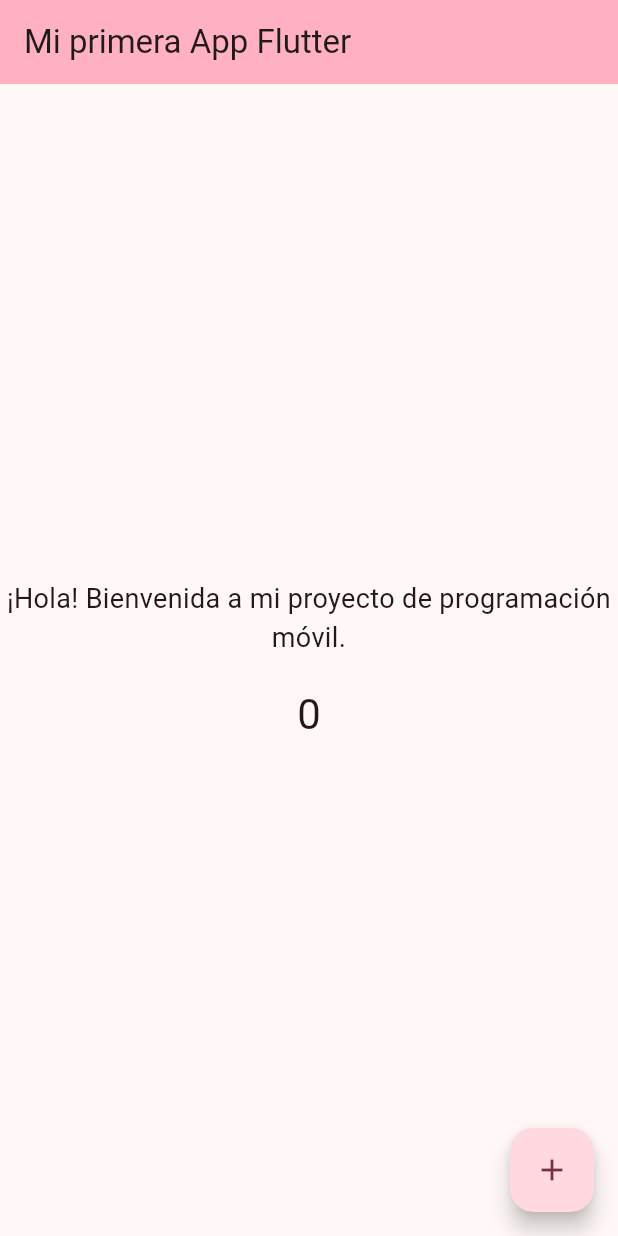
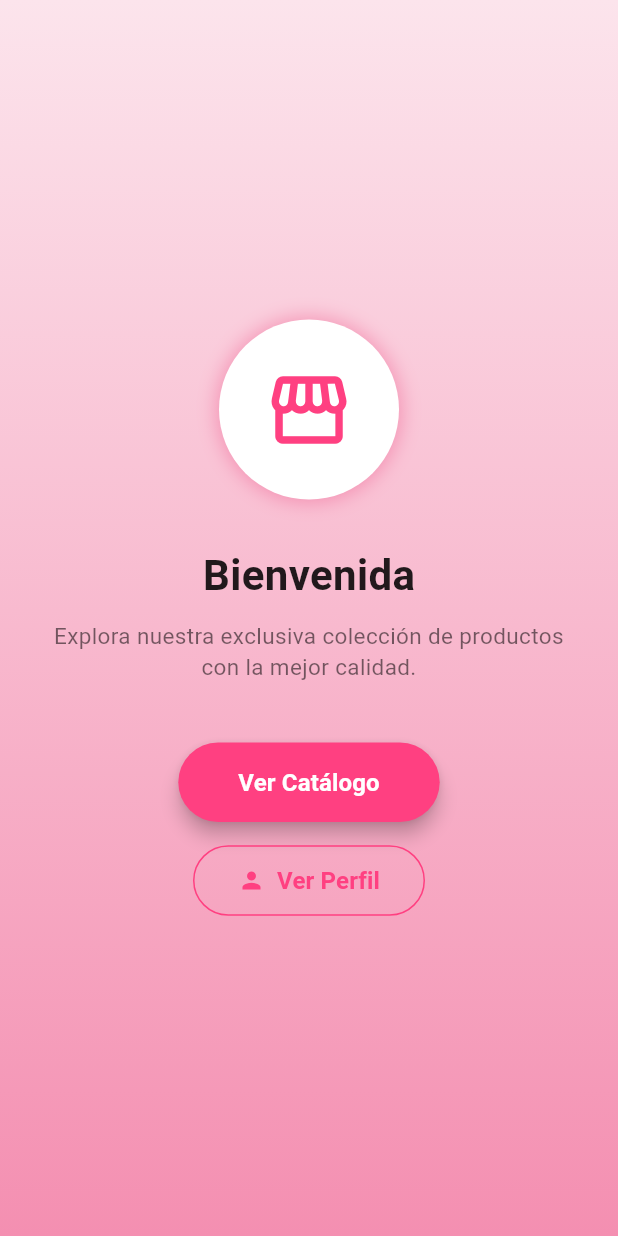
Before and after one commit to genesismartniez-collab/programacion_movil_proyecto, a Flutter app: the screen it shows after launch, on a phone screen of 412 x 824 dp. Run offline on Flutter 3.47's test engine with Material 3 defaults, Android fonts, the phone set to English and light mode, and no system bars.

Commit message:
Proyecto Programacion Movil terminado

```diff
--- a/lib/main.dart
+++ b/lib/main.dart
@@ -1,4 +1,5 @@
 import 'package:flutter/material.dart';
+import 'screens/home_screen.dart';
 
 void main() {
   runApp(const MyApp());
@@ -10,62 +11,13 @@
   @override
   Widget build(BuildContext context) {
     return MaterialApp(
-      title: 'Mi primera App Flutter',
+      debugShowCheckedModeBanner: false,
+      title: 'Catálogo App',
       theme: ThemeData(
         colorScheme: ColorScheme.fromSeed(seedColor: Colors.pinkAccent),
+        useMaterial3: true,
       ),
-      home: const MyHomePage(title: 'Mi primera App Flutter'),
+      home: const HomeScreen(),
     );
   }
 }
-
-class MyHomePage extends StatefulWidget {
-  const MyHomePage({super.key, required this.title});
-
-  final String title;
-
-  @override
-  State<MyHomePage> createState() => _MyHomePageState();
-}
-
-class _MyHomePageState extends State<MyHomePage> {
-  int _counter = 0;
-
-  void _incrementCounter() {
-    setState(() {
-      _counter++;
-    });
-  }
-
-  @override
-  Widget build(BuildContext context) {
-    return Scaffold(
-      appBar: AppBar(
-        backgroundColor: Theme.of(context).colorScheme.inversePrimary,
-        title: Text(widget.title),
-      ),
-      body: Center(
-        child: Column(
-          mainAxisAlignment: MainAxisAlignment.center,
-          children: <Widget>[
-            const Text(
-              '¡Hola! Bienvenida a mi proyecto de programación móvil.',
-              textAlign: TextAlign.center,
-              style: TextStyle(fontSize: 18),
-            ),
-            const SizedBox(height: 20),
-            Text(
-              '$_counter',
-              style: Theme.of(context).textTheme.headlineMedium,
-            ),
-          ],
-        ),
-      ),
-      floatingActionButton: FloatingActionButton(
-        onPressed: _incrementCounter,
-        tooltip: 'Increment',
-        child: const Icon(Icons.add),
-      ),
-    );
-  }
-}
--- /dev/null
+++ b/lib/screens/home_screen.dart
@@ -0,0 +1,123 @@
+import 'package:flutter/material.dart';
+import 'catalog_screen.dart';
+import 'profile_screen.dart';
+
+class HomeScreen extends StatelessWidget {
+  const HomeScreen({super.key});
+
+  @override
+  Widget build(BuildContext context) {
+    return Scaffold(
+      body: Container(
+        width: double.infinity,
+        decoration: BoxDecoration(
+          gradient: LinearGradient(
+            colors: [Colors.pink.shade50, Colors.pink.shade200],
+            begin: Alignment.topCenter,
+            end: Alignment.bottomCenter,
+          ),
+        ),
+        child: Padding(
+          padding: const EdgeInsets.all(24.0),
+          child: Column(
+            mainAxisAlignment: MainAxisAlignment.center,
+            children: [
+              Container(
+                height: 120,
+                width: 120,
+                decoration: BoxDecoration(
+                  color: Colors.white,
+                  shape: BoxShape.circle,
+                  boxShadow: [
+                    BoxShadow(
+                      color: Colors.pink.withOpacity(0.3),
+                      blurRadius: 10,
+                      spreadRadius: 2,
+                    ),
+                  ],
+                ),
+                child: const Icon(
+                  Icons.storefront,
+                  size: 60,
+                  color: Colors.pinkAccent,
+                ),
+              ),
+              const SizedBox(height: 30),
+              const Text(
+                'Bienvenida',
+                style: TextStyle(
+                  fontSize: 28,
+                  fontWeight: FontWeight.bold,
+                  color: Colors.black87,
+                ),
+              ),
+              const SizedBox(height: 10),
+              const Text(
+                'Explora nuestra exclusiva colección de productos con la mejor calidad.',
+                textAlign: TextAlign.center,
+                style: TextStyle(
+                  fontSize: 15,
+                  color: Colors.black54,
+                ),
+              ),
+              const SizedBox(height: 40),
+              ElevatedButton(
+                style: ElevatedButton.styleFrom(
+                  backgroundColor: Colors.pinkAccent,
+                  foregroundColor: Colors.white,
+                  padding: const EdgeInsets.symmetric(horizontal: 40, vertical: 15),
+                  shape: RoundedRectangleBorder(
+                    borderRadius: BorderRadius.circular(30),
+                  ),
+                  elevation: 5,
+                ),
+                onPressed: () {
+                  Navigator.push(
+                    context,
+                    MaterialPageRoute(
+                      builder: (context) => CatalogScreen(),
+                    ),
+                  );
+                },
+                child: const Text(
+                  'Ver Catálogo',
+                  style: TextStyle(
+                    fontSize: 16,
+                    fontWeight: FontWeight.bold,
+                  ),
+                ),
+              ),
+              const SizedBox(height: 15),
+              OutlinedButton.icon(
+                style: OutlinedButton.styleFrom(
+                  foregroundColor: Colors.pinkAccent,
+                  side: const BorderSide(color: Colors.pinkAccent),
+                  padding: const EdgeInsets.symmetric(horizontal: 30, vertical: 12),
+                  shape: RoundedRectangleBorder(
+                    borderRadius: BorderRadius.circular(30),
+                  ),
+                ),
+                onPressed: () {
+                  Navigator.push(
+                    context,
+                    MaterialPageRoute(
+                     builder: (context) => ProfileScreen(),
+                    ),
+                  );
+                },
+                icon: const Icon(Icons.person),
+                label: const Text(
+                  'Ver Perfil',
+                  style: TextStyle(
+                    fontSize: 16,
+                    fontWeight: FontWeight.bold,
+                  ),
+                ),
+              ),
+            ],
+          ),
+        ),
+      ),
+    );
+  }
+}
```
Also changed, not shown: lib/Producto.dart (added, +15 -0 lines), lib/models/producto.dart (added, +20 -0 lines), lib/models/usuario.dart (added, +19 -0 lines), lib/screens/catalog_screen.dart (added, +68 -0 lines), lib/screens/product_detail_screen.dart (added, +75 -0 lines), lib/screens/profile_screen.dart (added, +146 -0 lines).
